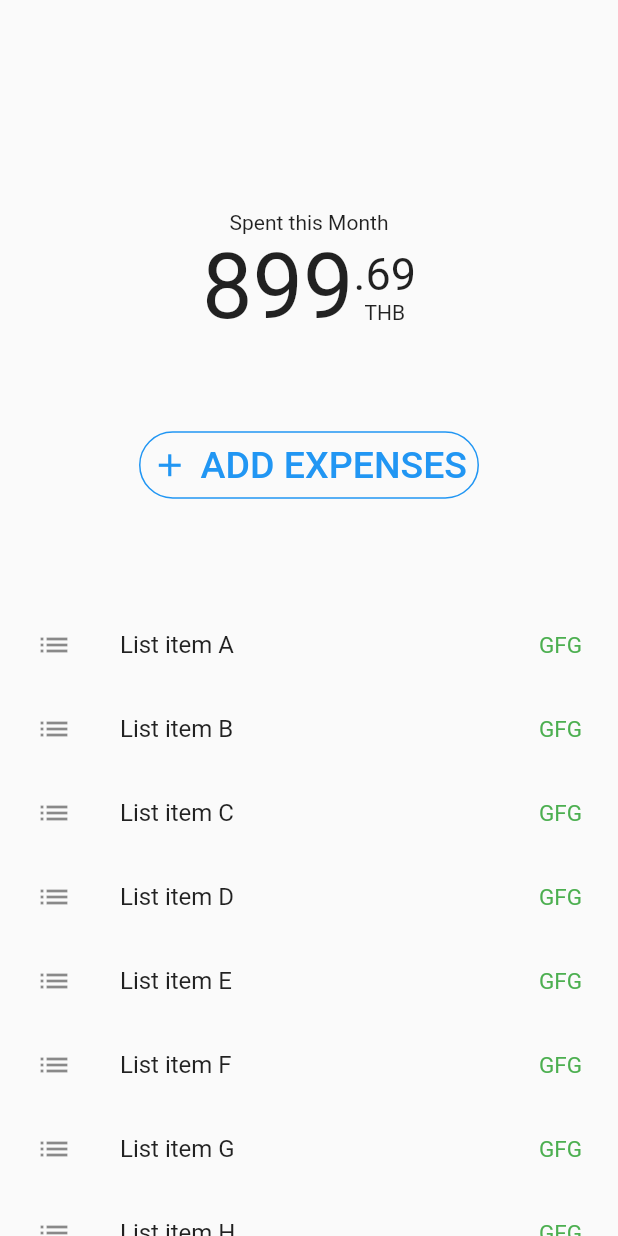
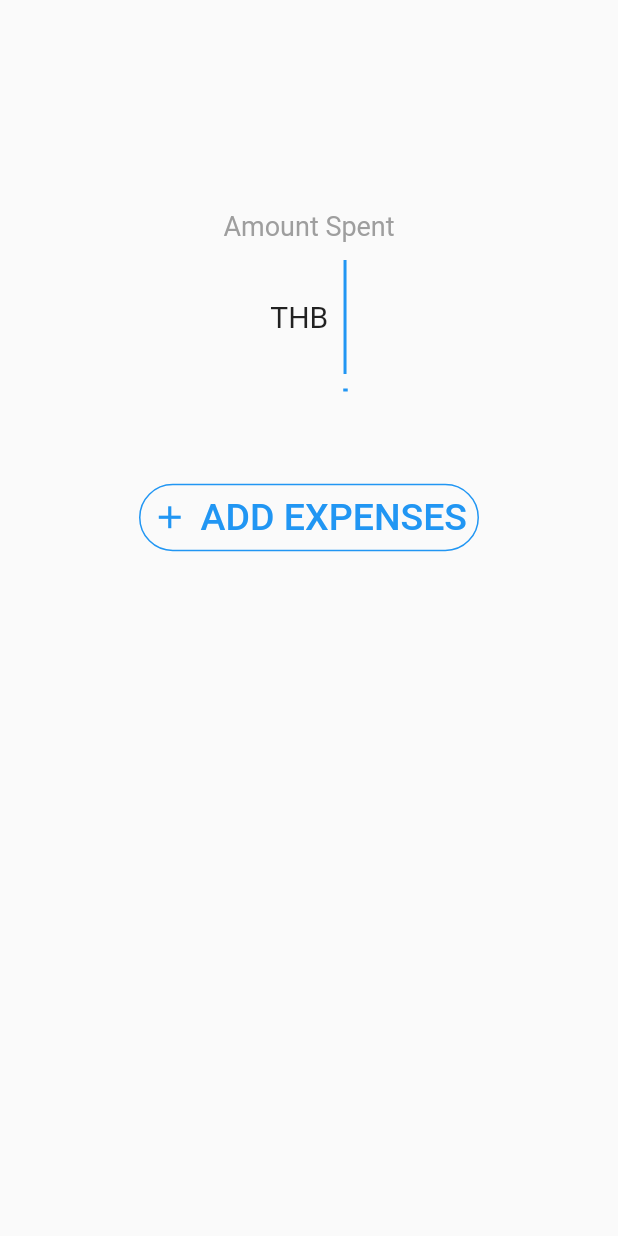
Before and after one commit to danamestrial/expensetracker, a Flutter app: the screen it shows after launch, after a tap on "ADD EXPENSES", on a phone screen of 412 x 824 dp. Run offline on Flutter 3.47's test engine with Material 2 defaults, Android fonts, the phone set to English and light mode, and no system bars.

Commit message:
feat: Added add_screen + routes to it

```diff
--- /dev/null
+++ b/lib/add_screen.dart
@@ -0,0 +1,75 @@
+import 'package:flutter/material.dart';
+import 'package:flutter/services.dart';
+
+class AddScreen extends StatefulWidget {
+  const AddScreen({Key? key}) : super(key: key);
+
+  @override
+  AddScreenState createState() => AddScreenState();
+}
+
+class AddScreenState extends State<AddScreen> {
+  @override
+  Widget build(BuildContext context) {
+    return Scaffold(
+      body: SafeArea(
+        child: Column(
+          children: [
+            Container(
+              margin: const EdgeInsets.only(top: 140, bottom: 60),
+              child: Center(
+                  child: Column(
+                    children: [
+                      const Text(
+                        "Amount Spent",
+                        style: TextStyle(fontSize: 18, color: Colors.grey),
+                      ),
+                      Row(
+                        mainAxisAlignment: MainAxisAlignment.center,
+                        children: [
+                          Text("THB", style: TextStyle(fontSize: 20)),
+                          SizedBox(width: 10),
+                          IntrinsicWidth(
+                              child:
+                            TextFormField(
+                              autofocus: true,
+                              style: const TextStyle(fontSize: 65),
+                              keyboardType: TextInputType.number,
+                              inputFormatters: <TextInputFormatter>[
+                                FilteringTextInputFormatter.allow(RegExp(r'[0-9]+[.]{0,1}[0-9]*')),
+                                TextInputFormatter.withFunction(
+                                      (oldValue, newValue) => newValue.copyWith(),
+                                ),
+                              ],
+                            )
+                          ),
+                        ],
+                      ),
+                    ],
+                  )
+              ),
+            ),
+            Container(
+              margin: const EdgeInsets.only(bottom: 60),
+              child: TextButton.icon(
+                onPressed: () {
+                  Navigator.pushNamed(context, '/add');
+                },
+                style: ButtonStyle(
+                    shape: MaterialStateProperty.all<RoundedRectangleBorder>(
+                        RoundedRectangleBorder(
+                            borderRadius: BorderRadius.circular(25),
+                            side: BorderSide(color: Colors.blue)
+                        )
+                    )
+                ),
+                icon: const Icon(Icons.add, size: 25),
+                label: Text("ADD EXPENSES", style: TextStyle(fontSize: 25),),
+              ),
+            ),
+          ],
+        ),
+      ),
+    );
+  }
+}
--- a/lib/home_screen.dart
+++ b/lib/home_screen.dart
@@ -1,5 +1,3 @@
-import 'dart:ffi';
-
 import 'package:flutter/material.dart';
 
 class HomeScreen extends StatefulWidget {
@@ -25,12 +23,13 @@ class HomeScreenState extends State<HomeScreen> {
                   children: [
                     const Text(
                       "Spent this Month",
+                      style: TextStyle(fontSize: 18, color: Colors.grey),
                     ),
                     Row(
                       mainAxisAlignment: MainAxisAlignment.center,
                       children: [
                         Text(
-                          "${total.truncate()}", style: const TextStyle(fontSize: 60),
+                          "${total.truncate()}", style: const TextStyle(fontSize: 65),
                         ),
                         Column(
                           children: [
@@ -50,7 +49,7 @@ class HomeScreenState extends State<HomeScreen> {
               margin: const EdgeInsets.only(bottom: 60),
               child: TextButton.icon(
                 onPressed: () {
-                  // Respond to button press
+                  Navigator.pushNamed(context, '/add');
                 },
                 style: ButtonStyle(
                     shape: MaterialStateProperty.all<RoundedRectangleBorder>(
--- a/lib/main.dart
+++ b/lib/main.dart
@@ -1,6 +1,7 @@
 import 'package:flutter/material.dart';
 
 import 'home_screen.dart';
+import 'add_screen.dart';
 
 void main() => runApp(MyApp());
 
@@ -13,6 +14,7 @@ class MyApp extends StatelessWidget {
       initialRoute: '/', // we can omit this (as it is by default anyway)
       routes: {
         '/': (context) => const HomeScreen(),
+        '/add': (context) => const AddScreen(),
       },
     );
   }
```
